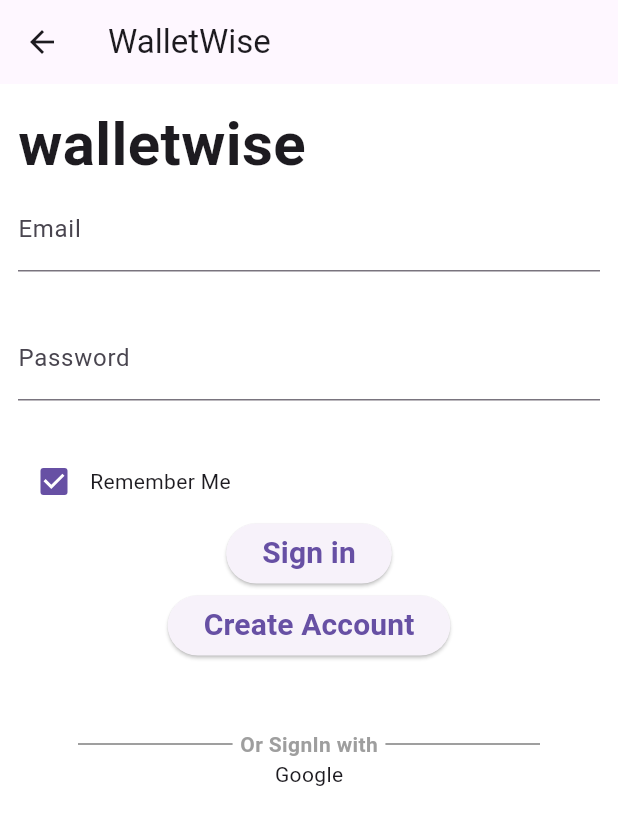
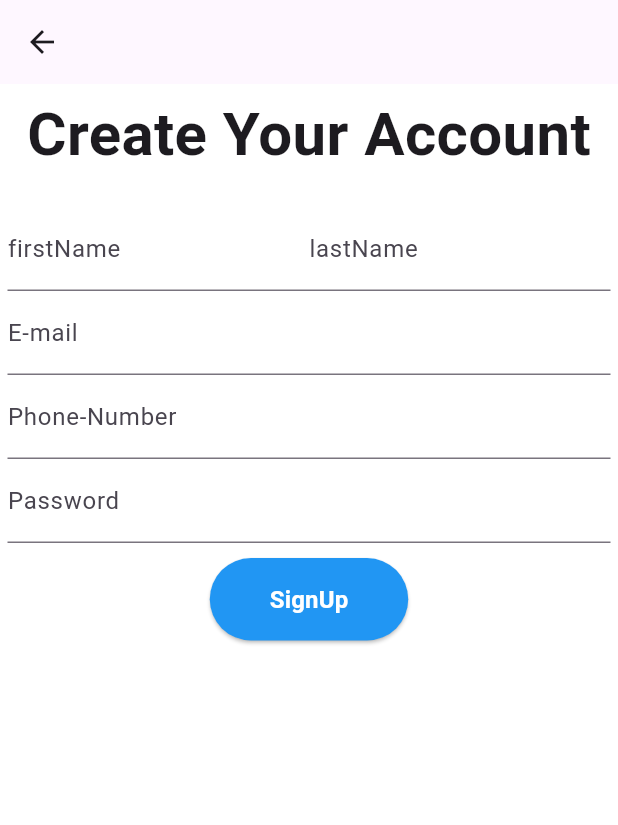
Before and after one commit to surajpahari/walletwise, a Flutter app: the Login screen opened by its route, after a tap on "Create Account", on a phone screen of 412 x 824 dp. Shown: the top 825 px of the screen. Run offline on Flutter 3.47's test engine with Material 3 defaults, Android fonts, the phone set to English and light mode, and no system bars; our stand-ins replace get; project files that could hold a hidden picture were left out.

Commit message:
sign up page

```diff
--- a/lib/features/auth/screen/login_view.dart
+++ b/lib/features/auth/screen/login_view.dart
@@ -1,4 +1,6 @@
 import 'package:flutter/material.dart';
+import 'package:walletwise/features/auth/screen/signup_view.dart';
+import 'package:get/get.dart';
 
 class Login extends StatelessWidget {
   const Login({super.key});
@@ -39,14 +41,25 @@ class Login extends StatelessWidget {
                       ],
                     ),
                     ElevatedButton(
+                        style: const ButtonStyle(
+                            backgroundColor:
+                                MaterialStatePropertyAll<Color>(Colors.blue)),
                         onPressed: () {},
-                        child: const Text(
-                          "Sign in",
-                          style: TextStyle(
-                              fontSize: 20, fontWeight: FontWeight.bold),
+                        child: const Padding(
+                          padding: EdgeInsets.all(6),
+                          child: Text(
+                            "Sign in",
+                            style: TextStyle(
+                                color: Colors.white,
+                                fontSize: 20,
+                                fontWeight: FontWeight.bold),
+                          ),
                         )),
+                    const SizedBox(
+                      height: 30,
+                    ),
                     ElevatedButton(
-                        onPressed: () {},
+                        onPressed: () => (Get.to(() => const SignUpScreen())),
                         child: const Text(
                           "Create Account",
                           style: TextStyle(
@@ -67,7 +80,7 @@ class Login extends StatelessWidget {
                       endIndent: 5,
                     )),
                     Text(
-                      'Or SignIn with',
+                      'or login with',
                       style: TextStyle(
                           color: Colors.grey, fontWeight: FontWeight.bold),
                     ),
@@ -80,9 +93,19 @@ class Login extends StatelessWidget {
                     )),
                   ],
                 ),
-                const Row(
+                const SizedBox(height: 30),
+                Row(
                   mainAxisAlignment: MainAxisAlignment.center,
-                  children: [Text('Google')],
+                  children: [
+                    const Image(
+                      image: AssetImage('assets/socials/google.png'),
+                      width: 40,
+                      height: 40,
+                    ),
+                    Container(
+                      decoration: const BoxDecoration(),
+                    )
+                  ],
                 )
               ],
             ),
--- /dev/null
+++ b/lib/features/auth/screen/signup_view.dart
@@ -0,0 +1,73 @@
+import 'package:flutter/material.dart';
+
+class SignUpScreen extends StatelessWidget {
+  const SignUpScreen({super.key});
+
+  @override
+  Widget build(BuildContext context) {
+    return Scaffold(
+        appBar: AppBar(),
+        body: SingleChildScrollView(
+            child: Padding(
+          padding: const EdgeInsets.all(5),
+          child: Column(
+            children: [
+              //signUPTtile
+              const Text(
+                "Create Your Account",
+                style: TextStyle(fontWeight: FontWeight.bold, fontSize: 40),
+              ),
+              const SizedBox(
+                height: 20,
+              ),
+              Form(
+                  child: Column(
+                children: [
+                  Row(children: [
+                    Expanded(
+                        child: TextFormField(
+                      expands: false,
+                      decoration: const InputDecoration(labelText: 'firstName'),
+                    )),
+                    Expanded(
+                        child: TextFormField(
+                      expands: false,
+                      decoration: const InputDecoration(labelText: 'lastName'),
+                    ))
+                  ]),
+                  TextFormField(
+                    expands: false,
+                    decoration: const InputDecoration(labelText: 'E-mail'),
+                  ),
+                  TextFormField(
+                    expands: false,
+                    decoration:
+                        const InputDecoration(labelText: 'Phone-Number'),
+                  ),
+                  TextFormField(
+                    expands: false,
+                    decoration: const InputDecoration(labelText: 'Password'),
+                  ),
+                  const SizedBox(height: 10),
+                  ElevatedButton(
+                      style: const ButtonStyle(
+                          backgroundColor:
+                              MaterialStatePropertyAll<Color>(Colors.blue)),
+                      onPressed: () {},
+                      child: const Padding(
+                        padding: EdgeInsets.all(16),
+                        child: Text(
+                          'SignUp',
+                          style: TextStyle(
+                              color: Colors.white,
+                              fontWeight: FontWeight.bold,
+                              fontSize: 16),
+                        ),
+                      ))
+                ],
+              ))
+            ],
+          ),
+        )));
+  }
+}
--- a/pubspec.yaml
+++ b/pubspec.yaml
@@ -60,8 +60,8 @@ flutter:
   uses-material-design: true
 
   # To add assets to your application, add an assets section, like this:
-  # assets:
-  #   - images/a_dot_burr.jpeg
+  assets:
+      - assets/socials/google.png
   #   - images/a_dot_ham.jpeg
 
   # An image asset can refer to one or more resolution-specific "variants", see
```
Also changed, not shown: assets/socials/google.png (added), flutter_01.png (added).
